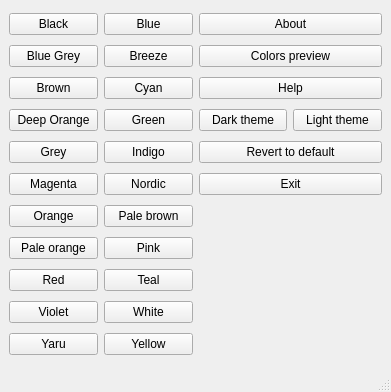
ItzSelenux/papirus-folders-gui, file papirus-folders-gui/mainwindow.ui: the form before one commit.
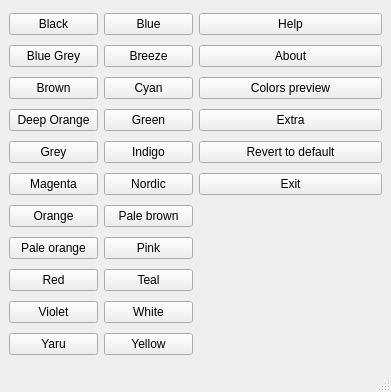
The form after the commit. Icons and pictures are not drawn.

What changed in the file:
```diff
--- a/papirus-folders-gui/mainwindow.ui
+++ b/papirus-folders-gui/mainwindow.ui
@@ -12,8 +12,8 @@
   </property>
   <property name="minimumSize">
    <size>
-    <width>100</width>
-    <height>100</height>
+    <width>360</width>
+    <height>300</height>
    </size>
   </property>
   <property name="windowTitle">
@@ -39,13 +39,6 @@
       </property>
      </widget>
     </item>
-    <item row="0" column="2" colspan="2">
-     <widget class="QPushButton" name="pushButton">
-      <property name="text">
-       <string>About</string>
-      </property>
-     </widget>
-    </item>
     <item row="1" column="0">
      <widget class="QPushButton" name="bluegrey">
       <property name="text">
@@ -88,20 +81,6 @@
       </property>
      </widget>
     </item>
-    <item row="3" column="2">
-     <widget class="QPushButton" name="dark">
-      <property name="text">
-       <string>Dark theme</string>
-      </property>
-     </widget>
-    </item>
-    <item row="3" column="3">
-     <widget class="QPushButton" name="light">
-      <property name="text">
-       <string>Light theme</string>
-      </property>
-     </widget>
-    </item>
     <item row="4" column="0">
      <widget class="QPushButton" name="grey">
       <property name="locale">
@@ -210,20 +189,6 @@
       </property>
      </widget>
     </item>
-    <item row="1" column="2" colspan="2">
-     <widget class="QPushButton" name="previewc">
-      <property name="text">
-       <string>Colors preview</string>
-      </property>
-     </widget>
-    </item>
-    <item row="2" column="2" colspan="2">
-     <widget class="QPushButton" name="pushButton_2">
-      <property name="text">
-       <string>Help</string>
-      </property>
-     </widget>
-    </item>
     <item row="5" column="2" colspan="2">
      <widget class="QPushButton" name="exit">
       <property name="text">
@@ -231,6 +196,34 @@
       </property>
      </widget>
     </item>
+    <item row="0" column="2" colspan="2">
+     <widget class="QPushButton" name="pushButton_2">
+      <property name="text">
+       <string>Help</string>
+      </property>
+     </widget>
+    </item>
+    <item row="1" column="2" colspan="2">
+     <widget class="QPushButton" name="pushButton">
+      <property name="text">
+       <string>About</string>
+      </property>
+     </widget>
+    </item>
+    <item row="2" column="2" colspan="2">
+     <widget class="QPushButton" name="previewc">
+      <property name="text">
+       <string>Colors preview</string>
+      </property>
+     </widget>
+    </item>
+    <item row="3" column="2" colspan="2">
+     <widget class="QPushButton" name="extra">
+      <property name="text">
+       <string>Extra</string>
+      </property>
+     </widget>
+    </item>
    </layout>
   </widget>
   <widget class="QMenuBar" name="menubar">
```
Left out of the diff: 2 changed lines with no effect on the pictures.
